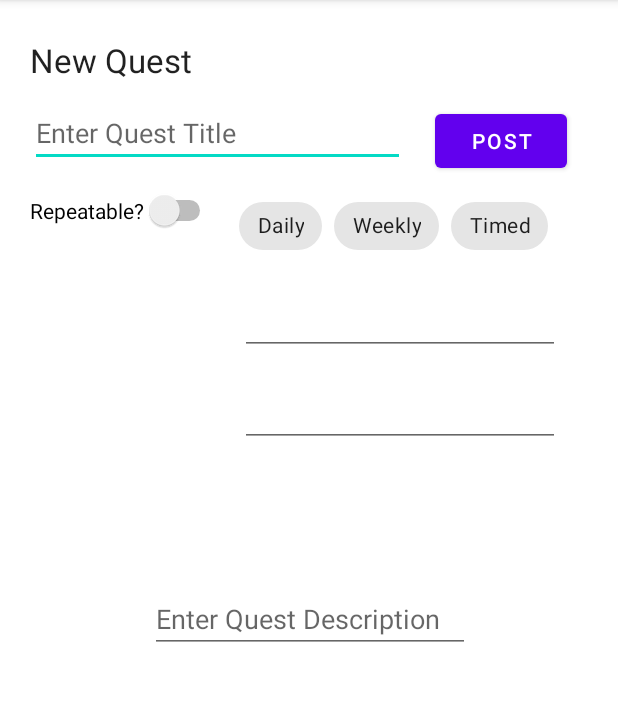
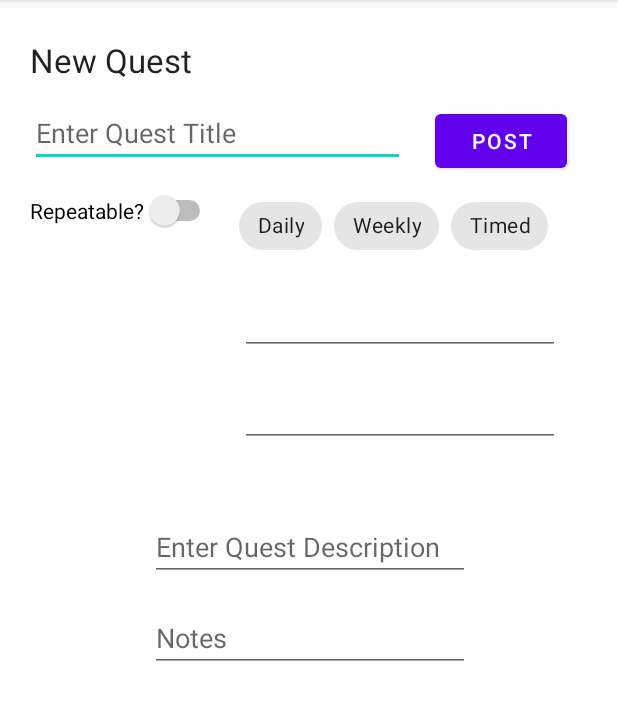
Before and after one commit to BrianJSo/QuestLogbook, an Android app: the QuestMakerForm screen opened directly, with no data from a screen before it, on a phone screen of 412 x 824 dp, the part 84-804 px from its top. Run offline under Robolectric (Android 15) with nearby library versions, the light colour scheme and no system bars.

Commit message:
quest maker form class: initial elements

```diff
--- a/app/src/main/res/layout/activity_quest_maker_form.xml
+++ b/app/src/main/res/layout/activity_quest_maker_form.xml
@@ -87,7 +87,7 @@
         android:layout_width="wrap_content"
         android:layout_height="wrap_content"
         android:layout_marginStart="100dp"
-        android:layout_marginTop="92dp"
+        android:layout_marginTop="44dp"
         android:ems="10"
         android:hint="@string/qmf_desc"
         android:inputType="textPersonName"
@@ -116,4 +116,16 @@
         app:layout_constraintStart_toStartOf="parent"
         app:layout_constraintTop_toBottomOf="@+id/editTextTime" />
 
+    <EditText
+        android:id="@+id/editTextTextPersonName3"
+        android:layout_width="wrap_content"
+        android:layout_height="wrap_content"
+        android:layout_marginStart="100dp"
+        android:layout_marginTop="15dp"
+        android:ems="10"
+        android:hint="@string/qmf_note"
+        android:inputType="textPersonName"
+        app:layout_constraintStart_toStartOf="parent"
+        app:layout_constraintTop_toBottomOf="@+id/editTextTextPersonName2" />
+
 </androidx.constraintlayout.widget.ConstraintLayout>
--- a/app/src/main/res/values/strings.xml
+++ b/app/src/main/res/values/strings.xml
@@ -8,4 +8,5 @@
     <string name="qmf_timed">Timed</string>
     <string name="qmf_title">Enter Quest Title</string>
     <string name="qmf_desc">Enter Quest Description</string>
+    <string name="qmf_note">Notes</string>
 </resources>
```
